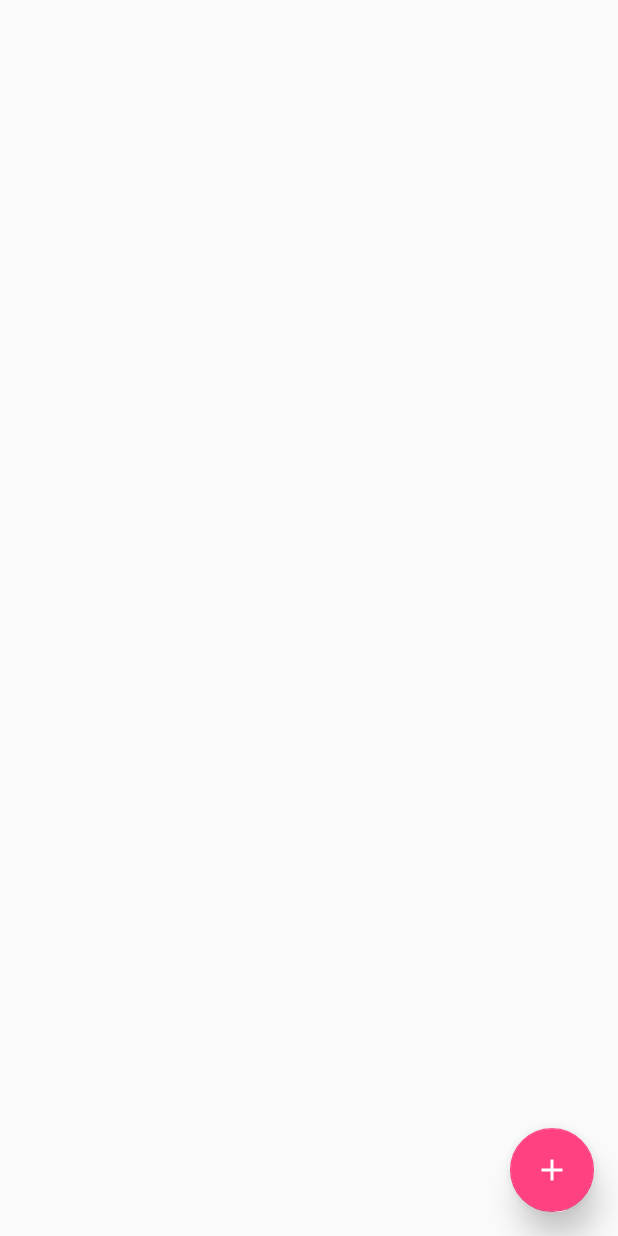
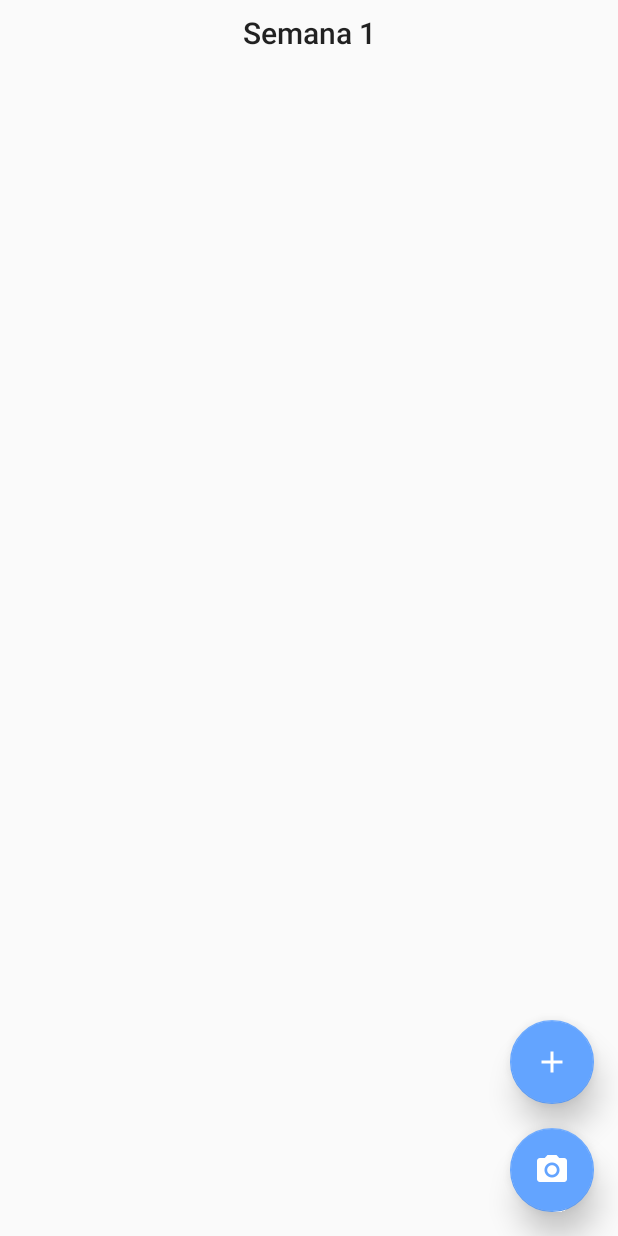
Before and after one commit to Arimdor/sharedNotes, an Android app: the layout activity_note.xml on its own in the app's theme, with its tools: preview values and no code run, on a phone screen of 412 x 824 dp. Run offline under Robolectric (Android 15) with nearby library versions, the phone set to English and light mode, and no system bars.

Commit message:
Se agrego funcionalidad de notas de texto y por foto, se mejoro la ui, se cambio el esquema de colores

```diff
--- a/app/src/main/java/com/arimdor/sharednotes/repository/NoteRepository.kt
+++ b/app/src/main/java/com/arimdor/sharednotes/repository/NoteRepository.kt
@@ -7,8 +7,8 @@ class NoteRepository {
 
     private val noteDao = NoteDao()
 
-    fun createNote(title: String, idSection: String) {
-        noteDao.insertNote(title, idSection)
+    fun createNote(content: String, idSection: String, type: Int = 0) {
+        noteDao.insertNote(content, idSection, type)
     }
 
     fun searchAllNotes(idSection: String): MutableList<Note> {
--- a/app/src/main/java/com/arimdor/sharednotes/repository/dao/NoteDao.kt
+++ b/app/src/main/java/com/arimdor/sharednotes/repository/dao/NoteDao.kt
@@ -9,10 +9,10 @@ class NoteDao {
 
     private val realm = MyApplication.realm
 
-    fun insertNote(content: String, idSection: String): Boolean {
+    fun insertNote(content: String, idSection: String, type: Int = 0): Boolean {
         return try {
             val section = realm.where(Section::class.java).equalTo("id", idSection).findFirst()
-            val note = Note(content)
+            val note = Note(content, type)
             realm.beginTransaction()
             realm.copyToRealm(section)
             section!!.notes.add(note)
--- a/app/src/main/java/com/arimdor/sharednotes/repository/entity/Note.kt
+++ b/app/src/main/java/com/arimdor/sharednotes/repository/entity/Note.kt
@@ -1,5 +1,6 @@
 package com.arimdor.sharednotes.repository.entity
 
+import com.arimdor.sharednotes.util.Constants
 import io.realm.RealmModel
 import io.realm.RealmObject
 import io.realm.annotations.PrimaryKey
@@ -8,12 +9,12 @@ import java.util.*
 
 open class Note(
         @Required
-        var content: String = ""
+        var content: String = "",
+        var type: Int = Constants.TYPE_TEXT
 
 ) : RealmObject(), RealmModel {
     @PrimaryKey
     var id: String = UUID.randomUUID().toString()
-
     @Required
     var creationDate: Date = Date()
 
--- a/app/src/main/java/com/arimdor/sharednotes/ui/section/SectionAdapter.kt
+++ b/app/src/main/java/com/arimdor/sharednotes/ui/section/SectionAdapter.kt
@@ -36,7 +36,7 @@ class SectionAdapter(
     override fun onBindViewHolder(holder: ViewHolder, position: Int) {
         holder.lblTitle.text = sections[position].title
         holder.lblDate.text = dateFormat.format(sections[position].creationDate)
-        holder.lblResumen.text = "Lorem ipsum dolor sit amet, consectetur adipiscing \n elit, lorem ipsum dolor sed do eiusmod..."
+        holder.lblResumen.text = "Lorem ipsum dolor sit amet impera \n adipiscing elit, lorem ipsum dolor \n sed do eiusmod..."
 
         if (position > lastPosition) {
             val animation: Animation = AnimationUtils.loadAnimation(context, R.anim.item_animation_scrolling)
--- a/app/src/main/res/layout/activity_note.xml
+++ b/app/src/main/res/layout/activity_note.xml
@@ -1,9 +1,9 @@
 <?xml version="1.0" encoding="utf-8"?>
 <android.support.constraint.ConstraintLayout xmlns:android="http://schemas.android.com/apk/res/android"
+    xmlns:app="http://schemas.android.com/apk/res-auto"
     xmlns:tools="http://schemas.android.com/tools"
     android:layout_width="match_parent"
     android:layout_height="match_parent"
-    xmlns:app="http://schemas.android.com/apk/res-auto"
     tools:context=".ui.note.NoteActivity">
 
     <android.support.design.widget.FloatingActionButton
@@ -16,14 +16,47 @@
         android:focusable="true"
         android:src="@drawable/plus"
         app:elevation="12dp"
+        app:layout_constraintBottom_toTopOf="@+id/fbtnAddNotePhoto"
+        app:layout_constraintEnd_toEndOf="parent" />
+
+    <android.support.design.widget.FloatingActionButton
+        android:id="@+id/fbtnAddNotePhoto"
+        android:layout_width="wrap_content"
+        android:layout_height="wrap_content"
+        android:layout_marginBottom="16dp"
+        android:layout_marginEnd="16dp"
+        android:clickable="true"
+        android:focusable="true"
+        android:src="@drawable/ic_photo_camera_white"
+        app:elevation="12dp"
         app:layout_constraintBottom_toBottomOf="parent"
         app:layout_constraintEnd_toEndOf="parent" />
 
     <android.support.v7.widget.RecyclerView
         android:id="@+id/recyclerViewNote"
         android:layout_width="0dp"
-        android:layout_height="0dp"
+        android:layout_height="wrap_content"
+        android:layout_marginBottom="8dp"
+        android:layout_marginEnd="16dp"
+        android:layout_marginStart="16dp"
+        android:layout_marginTop="8dp"
+        android:background="@color/light_gray_bg"
+        android:elevation="-2dp"
         app:layout_constraintBottom_toBottomOf="parent"
+        app:layout_constraintEnd_toEndOf="parent"
+        app:layout_constraintStart_toStartOf="parent"
+        app:layout_constraintTop_toBottomOf="@+id/txtSectionTitleNote"
+        app:layout_constraintVertical_bias="0.0" />
+
+    <TextView
+        android:id="@+id/txtSectionTitleNote"
+        android:layout_width="wrap_content"
+        android:layout_height="wrap_content"
+        android:layout_marginEnd="8dp"
+        android:layout_marginStart="8dp"
+        android:layout_marginTop="8dp"
+        android:text="Semana 1"
+        android:textAppearance="@style/TextAppearance.AppCompat.Title"
         app:layout_constraintEnd_toEndOf="parent"
         app:layout_constraintStart_toStartOf="parent"
         app:layout_constraintTop_toTopOf="parent" />
--- a/app/src/main/res/layout/dialog_create_book.xml
+++ b/app/src/main/res/layout/dialog_create_book.xml
@@ -12,7 +12,6 @@
         android:layout_marginEnd="8dp"
         android:layout_marginStart="8dp"
         android:ems="10"
-        android:hint="Titulo de libreta"
         app:layout_constraintEnd_toEndOf="parent"
         app:layout_constraintStart_toStartOf="parent"
         app:layout_constraintTop_toTopOf="parent"
--- a/app/src/main/res/values/colors.xml
+++ b/app/src/main/res/values/colors.xml
@@ -1,6 +1,7 @@
 <?xml version="1.0" encoding="utf-8"?>
 <resources>
-    <color name="colorPrimary">#3F51B5</color>
-    <color name="colorPrimaryDark">#303F9F</color>
-    <color name="colorAccent">#FF4081</color>
+    <color name="colorPrimary">#1976d2</color>
+    <color name="colorAccent">#63a4ff</color>
+    <color name="colorPrimaryDark">#004ba0</color>
+    <color name="light_gray_bg">#e2e2e2</color>
 </resources>
--- /dev/null
+++ b/app/src/main/res/xml/file_paths.xml
@@ -0,0 +1,4 @@
+<?xml version="1.0" encoding="utf-8"?>
+<paths>
+    <external-path name="my_images" path="Android/data/com.arimdor.sharednotes/files/Pictures" />
+</paths>
```
Also changed, not shown: app/src/main/AndroidManifest.xml (+18 -1 lines), app/src/main/java/com/arimdor/sharednotes/ui/note/NoteActivity.kt (+50 -1 lines), app/src/main/java/com/arimdor/sharednotes/ui/note/NoteAdapter.kt (+47 -10 lines), app/src/main/java/com/arimdor/sharednotes/ui/note/NoteViewModel.kt (+5 -2 lines), app/src/main/java/com/arimdor/sharednotes/util/CameraUtil.kt (added, +23 -0 lines), app/src/main/java/com/arimdor/sharednotes/util/Constants.kt (added, +9 -0 lines), app/src/main/res/layout/list_view_book_item.xml (+11 -8 lines), app/src/main/res/layout/list_view_note_item_photo.xml (added, +33 -0 lines), app/src/main/res/layout/list_view_note_item_text.xml (renamed from app/src/main/res/layout/list_view_note_item.xml, +6 -6 lines), app/src/main/res/layout/list_view_section_item.xml (+8 -8 lines), app/src/main/res/drawable/ic_photo_camera_white.png (added).
